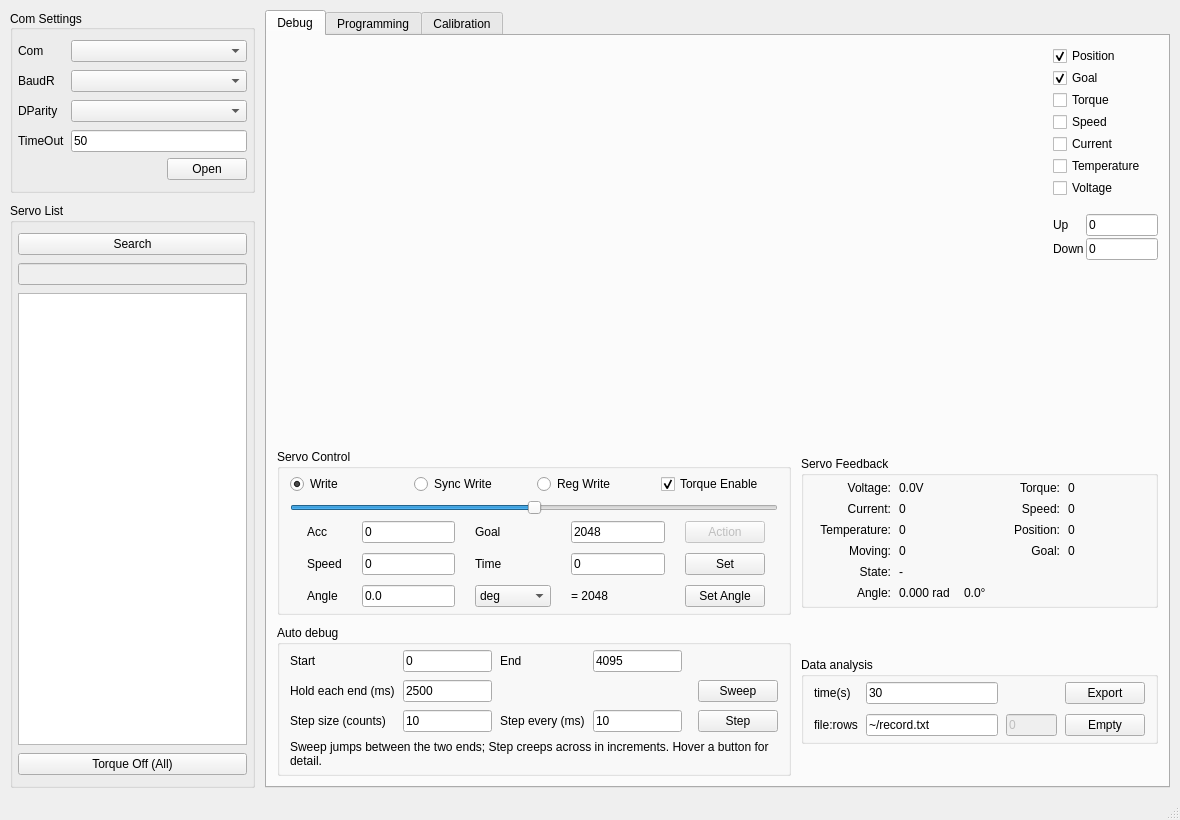
Old version of the form src/mainwindow.ui in the repository orionsees/SC_ST_servo_motor_debug_tool.
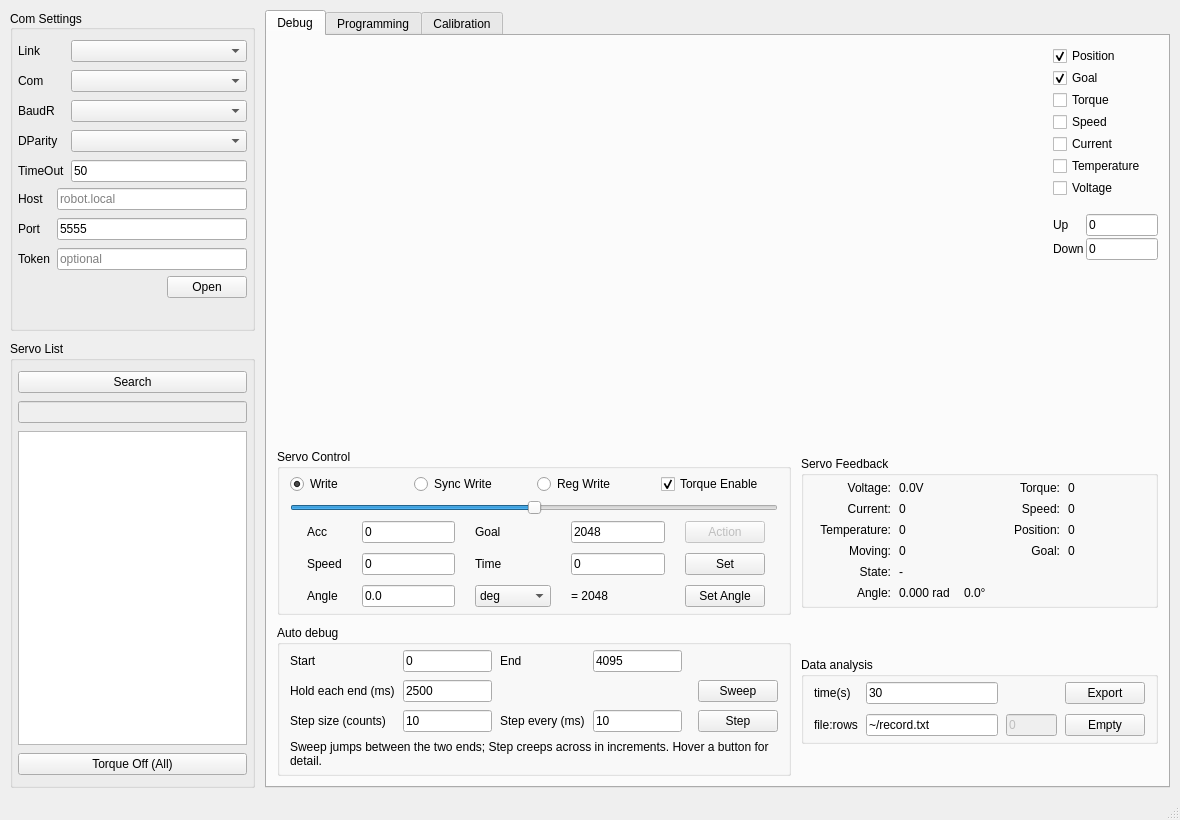
New version of the form. Custom widgets are drawn as their Qt base class.

Patch:
```diff
--- a/src/mainwindow.ui
+++ b/src/mainwindow.ui
@@ -43,43 +43,53 @@
          <number>8</number>
         </property>
         <item row="0" column="0">
+         <widget class="QLabel" name="linkLabel">
+          <property name="text">
+           <string>Link</string>
+          </property>
+         </widget>
+        </item>
+        <item row="0" column="1">
+         <widget class="QComboBox" name="LinkComboBox"/>
+        </item>
+        <item row="1" column="0">
          <widget class="QLabel" name="label">
           <property name="text">
            <string>Com</string>
           </property>
          </widget>
         </item>
-        <item row="0" column="1">
+        <item row="1" column="1">
          <widget class="QComboBox" name="ComComboBox" />
         </item>
-        <item row="1" column="0">
+        <item row="2" column="0">
          <widget class="QLabel" name="label_3">
           <property name="text">
            <string>BaudR</string>
           </property>
          </widget>
         </item>
-        <item row="3" column="0">
+        <item row="4" column="0">
          <widget class="QLabel" name="label_6">
           <property name="text">
            <string>TimeOut</string>
           </property>
          </widget>
         </item>
-        <item row="2" column="0">
+        <item row="3" column="0">
          <widget class="QLabel" name="label_4">
           <property name="text">
            <string>DParity</string>
           </property>
          </widget>
         </item>
-        <item row="1" column="1">
-         <widget class="QComboBox" name="BaudComboBox" />
-        </item>
         <item row="2" column="1">
-         <widget class="QComboBox" name="ParityComboBox" />
+         <widget class="QComboBox" name="BaudComboBox" />
         </item>
         <item row="3" column="1">
+         <widget class="QComboBox" name="ParityComboBox" />
+        </item>
+        <item row="4" column="1">
          <widget class="QLineEdit" name="timeoutLineEdit">
           <property name="text">
            <string>50</string>
@@ -88,6 +98,69 @@
         </item>
        </layout>
       </item>
+      <item>
+       <widget class="QWidget" name="netSettingsWidget" native="true">
+        <layout class="QFormLayout" name="netFormLayout">
+         <property name="verticalSpacing">
+          <number>8</number>
+         </property>
+         <property name="leftMargin">
+          <number>0</number>
+         </property>
+         <property name="topMargin">
+          <number>0</number>
+         </property>
+         <property name="rightMargin">
+          <number>0</number>
+         </property>
+         <property name="bottomMargin">
+          <number>0</number>
+         </property>
+         <item row="0" column="0">
+          <widget class="QLabel" name="hostLabel">
+           <property name="text">
+            <string>Host</string>
+           </property>
+          </widget>
+         </item>
+         <item row="0" column="1">
+          <widget class="QLineEdit" name="hostLineEdit">
+           <property name="placeholderText">
+            <string>robot.local</string>
+           </property>
+          </widget>
+         </item>
+         <item row="1" column="0">
+          <widget class="QLabel" name="netPortLabel">
+           <property name="text">
+            <string>Port</string>
+           </property>
+          </widget>
+         </item>
+         <item row="1" column="1">
+          <widget class="QLineEdit" name="netPortLineEdit">
+           <property name="text">
+            <string>5555</string>
+           </property>
+          </widget>
+         </item>
+         <item row="2" column="0">
+          <widget class="QLabel" name="tokenLabel">
+           <property name="text">
+            <string>Token</string>
+           </property>
+          </widget>
+         </item>
+         <item row="2" column="1">
+          <widget class="QLineEdit" name="tokenLineEdit">
+           <property name="placeholderText">
+            <string>optional</string>
+           </property>
+          </widget>
+         </item>
+        </layout>
+       </widget>
+      </item>
       <item>
        <layout class="QHBoxLayout" name="horizontalLayout_6">
         <item>
@@ -112,6 +185,16 @@
         </item>
        </layout>
       </item>
+      <item>
+       <widget class="QLabel" name="linkStatusLabel">
+        <property name="text">
+         <string/>
+        </property>
+        <property name="wordWrap">
+         <bool>true</bool>
+        </property>
+       </widget>
+      </item>
      </layout>
     </widget>
    </item><item><widget class="QGroupBox" name="ServoListGroup">
```
